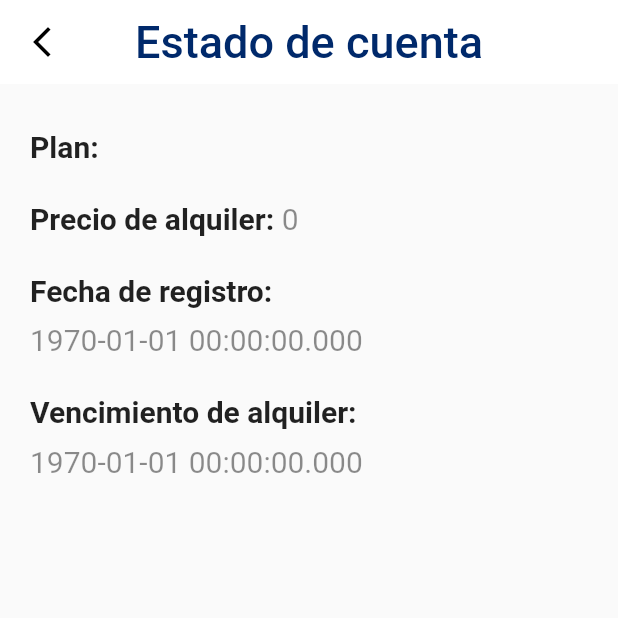
After one commit to AndrewCR2/LUXE, a Flutter app: the EstadoCuentaScreen screen opened by its route, on a phone screen of 412 x 824 dp, the top half of it. The commit adds this screen. Run offline on Flutter 3.47's test engine with Material 2 defaults, Android fonts, the phone set to English and light mode, and no system bars; our stand-ins replace dio, email_validator, firebase_auth, firebase_core, google_fonts, google_sign_in and 3 more; accounts and stored records are empty; network calls fail.

Commit message:
Estado de cuenta funcional y redirecciones

```diff
--- a/lib/main.dart
+++ b/lib/main.dart
@@ -55,6 +55,7 @@ class MyApp extends StatelessWidget {
           'Elegir_plan': (_) => ElegirPlan(),
           'form_contenedor': (_) => formContenedor(),
           'pasarela_pago': (_) => pasarelaPago(),
+          'estado_cuenta': (_) => const EstadoCuentaScreen(),
         });
   }
 }
--- a/lib/models/user_profile_response.dart
+++ b/lib/models/user_profile_response.dart
@@ -1,14 +1,19 @@
+// To parse this JSON data, do
+//
+//     final userProfileResponse = userProfileResponseFromMap(jsonString);
 
 import 'dart:convert';
 
 class UserProfileResponse {
     UserProfileResponse({
         required this.user,
+        required this.account,
         required this.container,
         required this.item,
     });
 
     User user;
+    Account account;
     UserProfileResponseContainer container;
     UserProfileResponseItem item;
 
@@ -18,14 +23,56 @@ class UserProfileResponse {
 
     factory UserProfileResponse.fromMap(Map<String, dynamic> json) => UserProfileResponse(
         user: User.fromMap(json["user"]),
+        account: Account.fromMap(json["account"]),
         container: UserProfileResponseContainer.fromMap(json["container"]),
         item: UserProfileResponseItem.fromMap(json["item"]),
     );
 
     Map<String, dynamic> toMap() => {
         "user": user.toMap(),
+        "account": account.toMap(),
         "container": container.toMap(),
         "item": item.toMap(),
+    };
+}
+
+class Account {
+    Account({
+        required this.id,
+        required this.user,
+        required this.registrationDate,
+        required this.plan,
+        required this.rentalPrice,
+        required this.expirationDate,
+    });
+
+    String id;
+    String user;
+    int registrationDate;
+    String plan;
+    int rentalPrice;
+    int expirationDate;
+
+    factory Account.fromJson(String str) => Account.fromMap(json.decode(str));
+
+    String toJson() => json.encode(toMap());
+
+    factory Account.fromMap(Map<String, dynamic> json) => Account(
+        id: json["_id"],
+        user: json["user"],
+        registrationDate: json["registration_date"],
+        plan: json["plan"],
+        rentalPrice: json["rental_price"],
+        expirationDate: json["expiration_date"],
+    );
+
+    Map<String, dynamic> toMap() => {
+        "_id": id,
+        "user": user,
+        "registration_date": registrationDate,
+        "plan": plan,
+        "rental_price": rentalPrice,
+        "expiration_date": expirationDate,
     };
 }
 
@@ -57,18 +104,22 @@ class ContainerElement {
     ContainerElement({
         required this.id,
         required this.name,
+        required this.nameByUser,
         required this.nroItems,
         required this.maximumSpace,
         required this.typeContainer,
+        required this.rental,
         required this.user,
         required this.assignUser,
     });
 
     String id;
     String name;
+    String nameByUser;
     int nroItems;
     int maximumSpace;
     String typeContainer;
+    int rental;
     String user;
     String assignUser;
 
@@ -79,9 +130,11 @@ class ContainerElement {
     factory ContainerElement.fromMap(Map<String, dynamic> json) => ContainerElement(
         id: json["_id"],
         name: json["name"],
+        nameByUser: json["name_by_user"],
         nroItems: json["nro_items"],
         maximumSpace: json["maximum_space"],
         typeContainer: json["type_container"],
+        rental: json["rental"],
         user: json["user"],
         assignUser: json["assign_user"],
     );
@@ -89,9 +142,11 @@ class ContainerElement {
     Map<String, dynamic> toMap() => {
         "_id": id,
         "name": name,
+        "name_by_user": nameByUser,
         "nro_items": nroItems,
         "maximum_space": maximumSpace,
         "type_container": typeContainer,
+        "rental": rental,
         "user": user,
         "assign_user": assignUser,
     };
@@ -100,7 +155,7 @@ class ContainerElement {
 class UserProfileResponseItem {
     UserProfileResponseItem({
         required this.total,
-        required  this.items,
+        required this.items,
     });
 
     int total;
--- a/lib/providers/user_profile_provider.dart
+++ b/lib/providers/user_profile_provider.dart
@@ -5,10 +5,10 @@ import 'package:luxe/shared_preferences/preferences.dart';
 
 class UserProfileProvider extends ChangeNotifier {
   final String _baseUrl = "luxe-api-rest-production-e0e0.up.railway.app";
-  // final String _baseUrl = "luxe-api-rest-production.up.railway.app";
   // final String _baseUrl = "localhost:8080";
 
   UserProfileResponse? user;
+  Account? account;
   List<ItemElement> items = [];
   List<ContainerElement> containers = [];
 
@@ -27,6 +27,7 @@ class UserProfileProvider extends ChangeNotifier {
       }
 
       user = UserProfileResponse.fromJson(response.body);
+      account = user!.account;
       items = user!.item.items;
       containers = user!.container.containers;
 
--- /dev/null
+++ b/lib/screens/estado_cuenta_screen.dart
@@ -0,0 +1,91 @@
+import 'package:flutter/material.dart';
+import 'package:luxe/providers/user_profile_provider.dart';
+import 'package:provider/provider.dart';
+
+class EstadoCuentaScreen extends StatefulWidget {
+  const EstadoCuentaScreen({Key? key}) : super(key: key);
+
+  @override
+  State<EstadoCuentaScreen> createState() => _EstadoCuentaScreenState();
+}
+
+class _EstadoCuentaScreenState extends State<EstadoCuentaScreen> {
+  @override
+  Widget build(BuildContext context) {
+
+    final userProfileProvider = Provider.of<UserProfileProvider>(context);
+
+    final account = userProfileProvider.account;
+
+    if(account == null){
+      return  Container(
+        decoration: BoxDecoration(
+            color: Colors.white, borderRadius: BorderRadius.circular(10)),
+        child: const Center(
+          child: CircularProgressIndicator(color: Colors.grey),
+        ),
+      );
+    }
+    final String plan = account.plan;
+    final registrationDate =  DateTime.fromMillisecondsSinceEpoch(account.registrationDate);
+    final expirationDate =  DateTime.fromMillisecondsSinceEpoch(account.expirationDate);
+    final rentalPrice = account.rentalPrice;
+
+    const textStyle = TextStyle(fontSize: 20, fontWeight: FontWeight.bold);
+
+    const textStyle2 = TextStyle(fontSize: 20, color: Colors.black45);
+    return Scaffold(
+      appBar: AppBar(
+        title:const Text('Estado de cuenta', textAlign: TextAlign.center,style: TextStyle( fontSize: 30 ,color: Color.fromRGBO(0, 41, 107, 1)),),
+        centerTitle: true,
+        elevation: 0,
+        backgroundColor: Colors.white,
+        leading: IconButton(
+          color: Colors.black,
+          icon: const Icon(Icons.arrow_back_ios_new),
+          onPressed: () => {Navigator.of(context).pop()},
+        ),
+      ),
+      body: Container(
+        margin: const EdgeInsets.symmetric(vertical: 30, horizontal: 20),
+      child: Column(
+        crossAxisAlignment: CrossAxisAlignment.start,
+        children: [
+          Row(
+            children: [
+              const Text('Plan: ' , style: textStyle,),
+              Text(plan, style: textStyle2,)
+            ],
+          ),
+          SizedBox(height: 25,),
+          Row(
+            children: [
+              const Text('Precio de alquiler: ' , style: textStyle,),
+              Text('$rentalPrice', style: textStyle2,)
+            ],
+          ),
+          SizedBox(height: 25,),
+          Column(
+            crossAxisAlignment: CrossAxisAlignment.start,
+            children: [
+              const Text('Fecha de registro: ' , style: textStyle,),
+              const SizedBox(height: 10,),
+              Text('$registrationDate', style: textStyle2,)
+            ],
+          ),
+          SizedBox(height: 25,),
+          Column(
+            crossAxisAlignment: CrossAxisAlignment.start,
+            children: [
+              const Text('Vencimiento de alquiler: ' , style: textStyle,),
+              const SizedBox(height: 10,),
+              Text('$expirationDate', style: textStyle2,)
+            ],
+          ),
+
+        ],
+      ),
+    ),
+    );
+  }
+}
--- a/lib/screens/screens.dart
+++ b/lib/screens/screens.dart
@@ -1,3 +1,5 @@
+
+export 'package:luxe/screens/estado_cuenta_screen.dart';
 export 'package:luxe/screens/almacen/almacen_screen.dart';
 export 'package:luxe/screens/login/olvide_contrase%C3%B1a.dart';
 export 'package:luxe/screens/login/registrese.dart';
--- a/lib/widgets/menu.dart
+++ b/lib/widgets/menu.dart
@@ -23,6 +23,7 @@ class _myMenuState extends State<myMenu> {
           child: Column(
         crossAxisAlignment: CrossAxisAlignment.stretch,
         children: <Widget>[
+
           buildHeader(userProfileProvider.user!.user ,context),
           buildMenuItems(context),
         ],
@@ -100,6 +101,7 @@ class _myMenuState extends State<myMenu> {
                 Navigator.pushReplacementNamed(context, 'principal');
               },
             ),
+            Divider(),
             ListTile(
               title: const Text('Estado de cuenta',
                   style: TextStyle(
@@ -109,6 +111,9 @@ class _myMenuState extends State<myMenu> {
               leading: Icon(
                 Icons.bar_chart,
               ),
+              onTap: (){
+                Navigator.pushNamed(context, 'estado_cuenta');
+              },
             ),
             Divider(),
             ListTile(
```
Also changed, not shown: lib/screens/almacen/formulario.dart (+0 -29 lines), lib/screens/ingresar.dart (+5 -3 lines), lib/screens/login/elegirPlan.dart (+14 -18 lines), lib/screens/login/registrese.dart (+4 -4 lines), lib/screens/principal.dart (+76 -189 lines).
